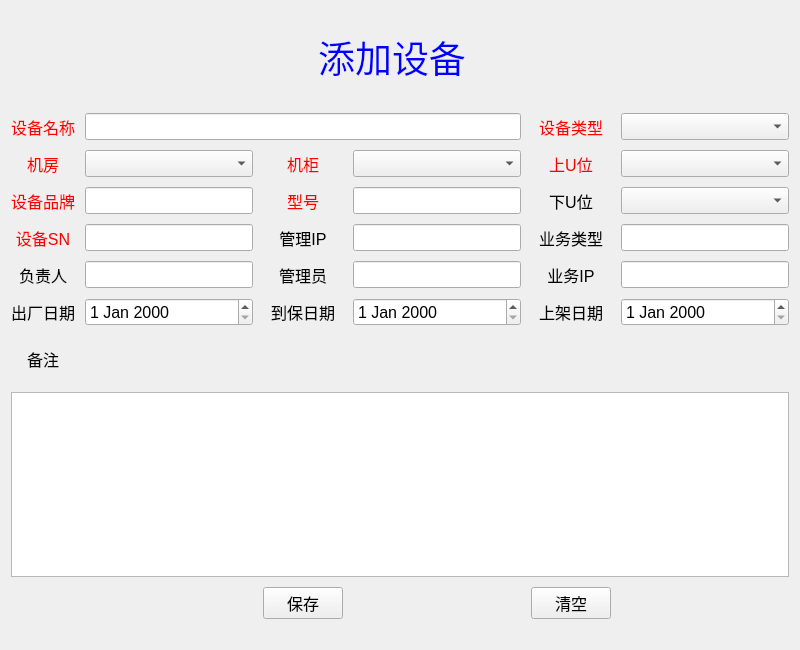
First picture: the form in ui/add_machine.ui, repository tainyuhong/pyside_machine_system, before the edit.
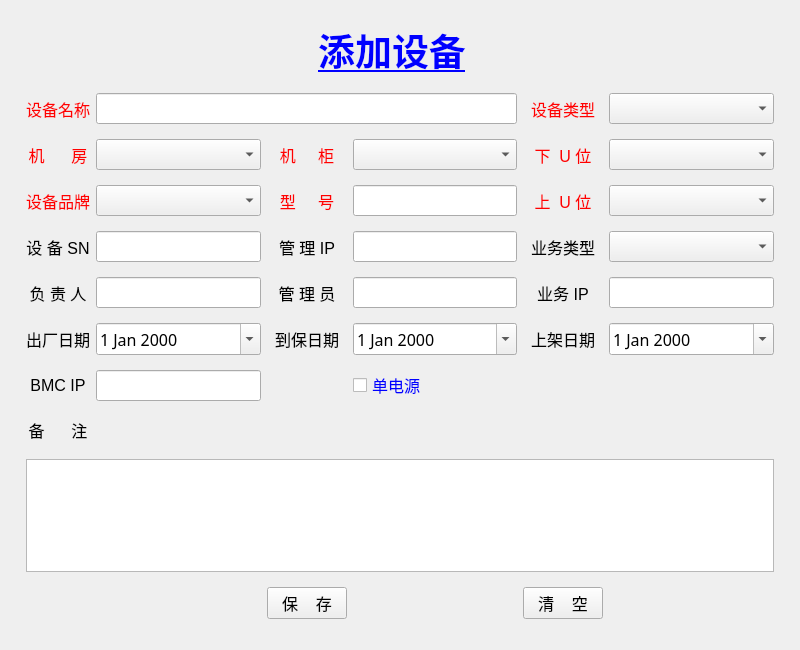
Second picture: the form after the edit.

Commit message: 增加添加设备功能及修改设备功能 修改设备功能 待完善

The edit to the form file:
```diff
--- a/ui/add_machine.ui
+++ b/ui/add_machine.ui
@@ -13,213 +13,120 @@
   <property name="windowTitle">
    <string>添加设备</string>
   </property>
-  <layout class="QHBoxLayout" name="horizontalLayout">
+  <layout class="QVBoxLayout" name="verticalLayout">
    <item>
-    <layout class="QGridLayout" name="gridLayout" rowstretch="2,1,1,1,1,1,1,1,4,2">
+    <layout class="QGridLayout" name="gridLayout" rowstretch="2,1,1,1,1,1,1,1,1,4,2">
+     <property name="leftMargin">
+      <number>15</number>
+     </property>
+     <property name="topMargin">
+      <number>10</number>
+     </property>
+     <property name="rightMargin">
+      <number>15</number>
+     </property>
      <property name="bottomMargin">
       <number>20</number>
      </property>
-     <property name="spacing">
-      <number>10</number>
+     <property name="verticalSpacing">
+      <number>15</number>
      </property>
-     <item row="0" column="2" colspan="2">
-      <widget class="QLabel" name="label">
-       <property name="font">
-        <font>
-         <pointsize>28</pointsize>
-        </font>
-       </property>
-       <property name="layoutDirection">
-        <enum>Qt::LeftToRight</enum>
-       </property>
-       <property name="styleSheet">
-        <string notr="true">color:blue</string>
-       </property>
-       <property name="text">
-        <string>添加设备</string>
-       </property>
-       <property name="alignment">
-        <set>Qt::AlignCenter</set>
-       </property>
-      </widget>
-     </item>
-     <item row="1" column="0">
-      <widget class="QLabel" name="lb_machine_name">
-       <property name="font">
-        <font>
-         <pointsize>12</pointsize>
-        </font>
-       </property>
-       <property name="styleSheet">
-        <string notr="true">color:red</string>
-       </property>
-       <property name="text">
-        <string>设备名称</string>
-       </property>
-       <property name="alignment">
-        <set>Qt::AlignCenter</set>
-       </property>
-      </widget>
-     </item>
-     <item row="1" column="1" colspan="3">
-      <widget class="QLineEdit" name="machine_name">
-       <property name="font">
-        <font>
-         <pointsize>12</pointsize>
-        </font>
-       </property>
-      </widget>
-     </item>
-     <item row="1" column="4">
-      <widget class="QLabel" name="lb_sort">
-       <property name="font">
-        <font>
-         <pointsize>12</pointsize>
-        </font>
-       </property>
-       <property name="styleSheet">
-        <string notr="true">color:red</string>
-       </property>
-       <property name="text">
-        <string>设备类型</string>
-       </property>
-       <property name="alignment">
-        <set>Qt::AlignCenter</set>
-       </property>
-      </widget>
-     </item>
-     <item row="1" column="5">
-      <widget class="QComboBox" name="sort_name">
-       <property name="font">
-        <font>
-         <pointsize>12</pointsize>
-        </font>
-       </property>
-      </widget>
-     </item>
-     <item row="2" column="0">
-      <widget class="QLabel" name="lb_room">
-       <property name="font">
-        <font>
-         <pointsize>12</pointsize>
-        </font>
-       </property>
-       <property name="styleSheet">
-        <string notr="true">color:red</string>
-       </property>
-       <property name="text">
-        <string>机房</string>
-       </property>
-       <property name="alignment">
-        <set>Qt::AlignCenter</set>
-       </property>
-      </widget>
-     </item>
-     <item row="2" column="1">
-      <widget class="QComboBox" name="room">
-       <property name="font">
-        <font>
-         <pointsize>12</pointsize>
-        </font>
-       </property>
-      </widget>
-     </item>
-     <item row="2" column="2">
-      <widget class="QLabel" name="lb_cabinet">
-       <property name="font">
-        <font>
-         <pointsize>12</pointsize>
-        </font>
-       </property>
-       <property name="styleSheet">
-        <string notr="true">color:red</string>
-       </property>
-       <property name="text">
-        <string>机柜</string>
-       </property>
-       <property name="alignment">
-        <set>Qt::AlignCenter</set>
-       </property>
-      </widget>
-     </item>
-     <item row="2" column="3">
-      <widget class="QComboBox" name="cabinet">
-       <property name="font">
-        <font>
-         <pointsize>12</pointsize>
-        </font>
-       </property>
-      </widget>
-     </item>
-     <item row="2" column="4">
-      <widget class="QLabel" name="lb_up">
-       <property name="font">
-        <font>
-         <pointsize>12</pointsize>
-        </font>
-       </property>
-       <property name="styleSheet">
-        <string notr="true">color:red</string>
-       </property>
-       <property name="text">
-        <string>上U位</string>
-       </property>
-       <property name="alignment">
-        <set>Qt::AlignCenter</set>
-       </property>
-      </widget>
-     </item>
      <item row="2" column="5">
+      <widget class="QComboBox" name="down_position">
+       <property name="font">
+        <font>
+         <family>宋体</family>
+         <pointsize>12</pointsize>
+        </font>
+       </property>
+       <property name="placeholderText">
+        <string>点击选择U位</string>
+       </property>
+      </widget>
+     </item>
+     <item row="5" column="0">
+      <widget class="QLabel" name="lb_machine_admin">
+       <property name="font">
+        <font>
+         <pointsize>12</pointsize>
+        </font>
+       </property>
+       <property name="text">
+        <string>负 责 人</string>
+       </property>
+       <property name="alignment">
+        <set>Qt::AlignCenter</set>
+       </property>
+      </widget>
+     </item>
+     <item row="5" column="3">
+      <widget class="QLineEdit" name="admin">
+       <property name="font">
+        <font>
+         <family>宋体</family>
+         <pointsize>12</pointsize>
+        </font>
+       </property>
+      </widget>
+     </item>
+     <item row="6" column="5">
+      <widget class="QDateEdit" name="install_date">
+       <property name="font">
+        <font>
+         <family>宋体</family>
+         <pointsize>12</pointsize>
+        </font>
+       </property>
+       <property name="calendarPopup">
+        <bool>true</bool>
+       </property>
+       <property name="date">
+        <date>
+         <year>2000</year>
+         <month>1</month>
+         <day>1</day>
+        </date>
+       </property>
+      </widget>
+     </item>
+     <item row="7" column="0">
+      <widget class="QLabel" name="lb_mg_ip_2">
+       <property name="font">
+        <font>
+         <pointsize>12</pointsize>
+        </font>
+       </property>
+       <property name="text">
+        <string>BMC IP</string>
+       </property>
+       <property name="alignment">
+        <set>Qt::AlignCenter</set>
+       </property>
+      </widget>
+     </item>
+     <item row="3" column="5">
       <widget class="QComboBox" name="up_position">
        <property name="font">
         <font>
+         <family>宋体</family>
          <pointsize>12</pointsize>
         </font>
        </property>
-      </widget>
-     </item>
-     <item row="3" column="0">
-      <widget class="QLabel" name="lb_factory">
-       <property name="font">
-        <font>
-         <pointsize>12</pointsize>
-        </font>
+       <property name="placeholderText">
+        <string>点击选择U位</string>
        </property>
-       <property name="styleSheet">
-        <string notr="true">color:red</string>
-       </property>
-       <property name="text">
-        <string>设备品牌</string>
-       </property>
-       <property name="alignment">
-        <set>Qt::AlignCenter</set>
-       </property>
       </widget>
      </item>
-     <item row="3" column="1">
-      <widget class="QLineEdit" name="machine_factory">
+     <item row="2" column="3">
+      <widget class="QComboBox" name="cabinet">
        <property name="font">
         <font>
+         <family>宋体</family>
          <pointsize>12</pointsize>
         </font>
        </property>
-      </widget>
-     </item>
-     <item row="3" column="2">
-      <widget class="QLabel" name="lb_mode">
-       <property name="font">
-        <font>
-         <pointsize>12</pointsize>
-        </font>
-       </property>
-       <property name="styleSheet">
-        <string notr="true">color:red</string>
-       </property>
-       <property name="text">
-        <string>型号</string>
-       </property>
-       <property name="alignment">
-        <set>Qt::AlignCenter</set>
+       <property name="placeholderText">
+        <string>点击选择机柜</string>
        </property>
       </widget>
      </item>
@@ -227,32 +134,86 @@
       <widget class="QLineEdit" name="model">
        <property name="font">
         <font>
+         <family>宋体</family>
          <pointsize>12</pointsize>
         </font>
        </property>
       </widget>
      </item>
-     <item row="3" column="4">
-      <widget class="QLabel" name="lb_down">
+     <item row="6" column="2">
+      <widget class="QLabel" name="lb_last_date">
        <property name="font">
         <font>
          <pointsize>12</pointsize>
         </font>
        </property>
        <property name="text">
-        <string>下U位</string>
+        <string>到保日期</string>
        </property>
        <property name="alignment">
         <set>Qt::AlignCenter</set>
        </property>
       </widget>
      </item>
-     <item row="3" column="5">
-      <widget class="QComboBox" name="down_position">
+     <item row="6" column="4">
+      <widget class="QLabel" name="lb_install_date">
        <property name="font">
         <font>
          <pointsize>12</pointsize>
         </font>
+       </property>
+       <property name="text">
+        <string>上架日期</string>
+       </property>
+       <property name="alignment">
+        <set>Qt::AlignCenter</set>
+       </property>
+      </widget>
+     </item>
+     <item row="5" column="2">
+      <widget class="QLabel" name="lb_admin">
+       <property name="font">
+        <font>
+         <pointsize>12</pointsize>
+        </font>
+       </property>
+       <property name="text">
+        <string>管 理 员</string>
+       </property>
+       <property name="alignment">
+        <set>Qt::AlignCenter</set>
+       </property>
+      </widget>
+     </item>
+     <item row="7" column="3">
+      <widget class="QCheckBox" name="single_power">
+       <property name="font">
+        <font>
+         <pointsize>12</pointsize>
+         <bold>false</bold>
+        </font>
+       </property>
+       <property name="styleSheet">
+        <string notr="true">color:blue</string>
+       </property>
+       <property name="text">
+        <string>单电源</string>
+       </property>
+      </widget>
+     </item>
+     <item row="2" column="1">
+      <widget class="QComboBox" name="room">
+       <property name="font">
+        <font>
+         <family>宋体</family>
+         <pointsize>12</pointsize>
+        </font>
+       </property>
+       <property name="placeholderText">
+        <string>点击选择机房</string>
+       </property>
+       <property name="duplicatesEnabled">
+        <bool>false</bool>
        </property>
       </widget>
      </item>
@@ -264,25 +225,234 @@
         </font>
        </property>
        <property name="styleSheet">
-        <string notr="true">color:red</string>
+        <string notr="true"/>
        </property>
        <property name="text">
-        <string>设备SN</string>
+        <string>设 备 SN</string>
        </property>
        <property name="alignment">
         <set>Qt::AlignCenter</set>
        </property>
       </widget>
      </item>
+     <item row="6" column="0">
+      <widget class="QLabel" name="lb_fa_date">
+       <property name="font">
+        <font>
+         <pointsize>12</pointsize>
+        </font>
+       </property>
+       <property name="text">
+        <string>出厂日期</string>
+       </property>
+       <property name="alignment">
+        <set>Qt::AlignCenter</set>
+       </property>
+      </widget>
+     </item>
+     <item row="10" column="2">
+      <widget class="QPushButton" name="save">
+       <property name="font">
+        <font>
+         <pointsize>12</pointsize>
+        </font>
+       </property>
+       <property name="text">
+        <string>保    存</string>
+       </property>
+      </widget>
+     </item>
      <item row="4" column="1">
       <widget class="QLineEdit" name="machine_sn">
        <property name="font">
         <font>
+         <family>宋体</family>
          <pointsize>12</pointsize>
         </font>
        </property>
       </widget>
      </item>
+     <item row="2" column="4">
+      <widget class="QLabel" name="lb_down">
+       <property name="font">
+        <font>
+         <pointsize>12</pointsize>
+        </font>
+       </property>
+       <property name="styleSheet">
+        <string notr="true">color:red</string>
+       </property>
+       <property name="text">
+        <string>下  U 位</string>
+       </property>
+       <property name="alignment">
+        <set>Qt::AlignCenter</set>
+       </property>
+      </widget>
+     </item>
+     <item row="8" column="0">
+      <widget class="QLabel" name="lb_comments">
+       <property name="font">
+        <font>
+         <pointsize>12</pointsize>
+         <bold>false</bold>
+        </font>
+       </property>
+       <property name="text">
+        <string>备      注</string>
+       </property>
+       <property name="alignment">
+        <set>Qt::AlignCenter</set>
+       </property>
+      </widget>
+     </item>
+     <item row="3" column="4">
+      <widget class="QLabel" name="lb_up">
+       <property name="font">
+        <font>
+         <pointsize>12</pointsize>
+        </font>
+       </property>
+       <property name="styleSheet">
+        <string notr="true">color:red</string>
+       </property>
+       <property name="text">
+        <string>上  U 位</string>
+       </property>
+       <property name="alignment">
+        <set>Qt::AlignCenter</set>
+       </property>
+      </widget>
+     </item>
+     <item row="5" column="1">
+      <widget class="QLineEdit" name="machine_admin">
+       <property name="font">
+        <font>
+         <family>宋体</family>
+         <pointsize>12</pointsize>
+        </font>
+       </property>
+      </widget>
+     </item>
+     <item row="5" column="4">
+      <widget class="QLabel" name="lb_app_ip">
+       <property name="font">
+        <font>
+         <pointsize>12</pointsize>
+        </font>
+       </property>
+       <property name="text">
+        <string>业务 IP</string>
+       </property>
+       <property name="alignment">
+        <set>Qt::AlignCenter</set>
+       </property>
+      </widget>
+     </item>
+     <item row="1" column="0">
+      <widget class="QLabel" name="lb_machine_name">
+       <property name="font">
+        <font>
+         <pointsize>12</pointsize>
+        </font>
+       </property>
+       <property name="styleSheet">
+        <string notr="true">color:red</string>
+       </property>
+       <property name="text">
+        <string>设备名称</string>
+       </property>
+       <property name="alignment">
+        <set>Qt::AlignCenter</set>
+       </property>
+      </widget>
+     </item>
+     <item row="6" column="1">
+      <widget class="QDateEdit" name="factory_date">
+       <property name="font">
+        <font>
+         <family>宋体</family>
+         <pointsize>12</pointsize>
+        </font>
+       </property>
+       <property name="calendarPopup">
+        <bool>true</bool>
+       </property>
+       <property name="date">
+        <date>
+         <year>2000</year>
+         <month>1</month>
+         <day>1</day>
+        </date>
+       </property>
+      </widget>
+     </item>
+     <item row="2" column="2">
+      <widget class="QLabel" name="lb_cabinet">
+       <property name="font">
+        <font>
+         <pointsize>12</pointsize>
+        </font>
+       </property>
+       <property name="styleSheet">
+        <string notr="true">color:red</string>
+       </property>
+       <property name="text">
+        <string>机     柜</string>
+       </property>
+       <property name="alignment">
+        <set>Qt::AlignCenter</set>
+       </property>
+      </widget>
+     </item>
+     <item row="4" column="5">
+      <widget class="QComboBox" name="work_are">
+       <property name="font">
+        <font>
+         <family>宋体</family>
+         <pointsize>12</pointsize>
+        </font>
+       </property>
+       <property name="currentIndex">
+        <number>-1</number>
+       </property>
+       <property name="placeholderText">
+        <string>点击选择业务类型</string>
+       </property>
+       <item>
+        <property name="text">
+         <string>1生产</string>
+        </property>
+       </item>
+       <item>
+        <property name="text">
+         <string>2电渠</string>
+        </property>
+       </item>
+       <item>
+        <property name="text">
+         <string>3灾备</string>
+        </property>
+       </item>
+       <item>
+        <property name="text">
+         <string>4开发</string>
+        </property>
+       </item>
+      </widget>
+     </item>
+     <item row="9" column="0" colspan="6">
+      <widget class="QTextEdit" name="comments">
+       <property name="font">
+        <font>
+         <family>宋体</family>
+         <pointsize>12</pointsize>
+         <bold>false</bold>
+         <kerning>true</kerning>
+        </font>
+       </property>
+      </widget>
+     </item>
      <item row="4" column="2">
       <widget class="QLabel" name="lb_mg_ip">
        <property name="font">
@@ -291,7 +461,61 @@
         </font>
        </property>
        <property name="text">
-        <string>管理IP</string>
+        <string>管 理 IP</string>
+       </property>
+       <property name="alignment">
+        <set>Qt::AlignCenter</set>
+       </property>
+      </widget>
+     </item>
+     <item row="3" column="0">
+      <widget class="QLabel" name="lb_factory">
+       <property name="font">
+        <font>
+         <pointsize>12</pointsize>
+        </font>
+       </property>
+       <property name="styleSheet">
+        <string notr="true">color:red</string>
+       </property>
+       <property name="text">
+        <string>设备品牌</string>
+       </property>
+       <property name="alignment">
+        <set>Qt::AlignCenter</set>
+       </property>
+      </widget>
+     </item>
+     <item row="1" column="4">
+      <widget class="QLabel" name="lb_sort">
+       <property name="font">
+        <font>
+         <pointsize>12</pointsize>
+        </font>
+       </property>
+       <property name="styleSheet">
+        <string notr="true">color:red</string>
+       </property>
+       <property name="text">
+        <string>设备类型</string>
+       </property>
+       <property name="alignment">
+        <set>Qt::AlignCenter</set>
+       </property>
+      </widget>
+     </item>
+     <item row="3" column="2">
+      <widget class="QLabel" name="lb_mode">
+       <property name="font">
+        <font>
+         <pointsize>12</pointsize>
+        </font>
+       </property>
+       <property name="styleSheet">
+        <string notr="true">color:red</string>
+       </property>
+       <property name="text">
+        <string>型     号</string>
        </property>
        <property name="alignment">
         <set>Qt::AlignCenter</set>
@@ -302,6 +526,7 @@
       <widget class="QLineEdit" name="lmg_ip">
        <property name="font">
         <font>
+         <family>宋体</family>
          <pointsize>12</pointsize>
         </font>
        </property>
@@ -322,123 +547,16 @@
        </property>
       </widget>
      </item>
-     <item row="4" column="5">
-      <widget class="QLineEdit" name="work_are">
+     <item row="3" column="1">
+      <widget class="QComboBox" name="machine_factory">
        <property name="font">
         <font>
+         <family>宋体</family>
          <pointsize>12</pointsize>
         </font>
        </property>
-      </widget>
-     </item>
-     <item row="5" column="0">
-      <widget class="QLabel" name="lb_machine_admin">
-       <property name="font">
-        <font>
-         <pointsize>12</pointsize>
-        </font>
-       </property>
-       <property name="text">
-        <string>负责人</string>
-       </property>
-       <property name="alignment">
-        <set>Qt::AlignCenter</set>
-       </property>
-      </widget>
-     </item>
-     <item row="5" column="1">
-      <widget class="QLineEdit" name="machine_admin">
-       <property name="font">
-        <font>
-         <pointsize>12</pointsize>
-        </font>
-       </property>
-      </widget>
-     </item>
-     <item row="5" column="2">
-      <widget class="QLabel" name="lb_admin">
-       <property name="font">
-        <font>
-         <pointsize>12</pointsize>
-        </font>
-       </property>
-       <property name="text">
-        <string>管理员</string>
-       </property>
-       <property name="alignment">
-        <set>Qt::AlignCenter</set>
-       </property>
-      </widget>
-     </item>
-     <item row="5" column="3">
-      <widget class="QLineEdit" name="admin">
-       <property name="font">
-        <font>
-         <pointsize>12</pointsize>
-        </font>
-       </property>
-      </widget>
-     </item>
-     <item row="5" column="4">
-      <widget class="QLabel" name="lb_app_ip">
-       <property name="font">
-        <font>
-         <pointsize>12</pointsize>
-        </font>
-       </property>
-       <property name="text">
-        <string>业务IP</string>
-       </property>
-       <property name="alignment">
-        <set>Qt::AlignCenter</set>
-       </property>
-      </widget>
-     </item>
-     <item row="5" column="5">
-      <widget class="QLineEdit" name="app_ip">
-       <property name="font">
-        <font>
-         <pointsize>12</pointsize>
-        </font>
-       </property>
-      </widget>
-     </item>
-     <item row="6" column="0">
-      <widget class="QLabel" name="lb_fa_date">
-       <property name="font">
-        <font>
-         <pointsize>12</pointsize>
-        </font>
-       </property>
-       <property name="text">
-        <string>出厂日期</string>
-       </property>
-       <property name="alignment">
-        <set>Qt::AlignCenter</set>
-       </property>
-      </widget>
-     </item>
-     <item row="6" column="1">
-      <widget class="QDateEdit" name="factory_date">
-       <property name="font">
-        <font>
-         <pointsize>12</pointsize>
-        </font>
-       </property>
-      </widget>
-     </item>
-     <item row="6" column="2">
-      <widget class="QLabel" name="lb_last_date">
-       <property name="font">
-        <font>
-         <pointsize>12</pointsize>
-        </font>
-       </property>
-       <property name="text">
-        <string>到保日期</string>
-       </property>
-       <property name="alignment">
-        <set>Qt::AlignCenter</set>
+       <property name="placeholderText">
+        <string>点击选择品牌</string>
        </property>
       </widget>
      </item>
@@ -446,72 +564,23 @@
       <widget class="QDateEdit" name="end_ma_date">
        <property name="font">
         <font>
+         <family>宋体</family>
          <pointsize>12</pointsize>
         </font>
        </property>
-      </widget>
-     </item>
-     <item row="6" column="4">
-      <widget class="QLabel" name="lb_install_date">
-       <property name="font">
-        <font>
-         <pointsize>12</pointsize>
-        </font>
+       <property name="calendarPopup">
+        <bool>true</bool>
        </property>
-       <property name="text">
-        <string>上架日期</string>
+       <property name="date">
+        <date>
+         <year>2000</year>
+         <month>1</month>
+         <day>1</day>
+        </date>
        </property>
-       <property name="alignment">
-        <set>Qt::AlignCenter</set>
-       </property>
       </widget>
      </item>
-     <item row="6" column="5">
-      <widget class="QDateEdit" name="install_date">
-       <property name="font">
-        <font>
-         <pointsize>12</pointsize>
-        </font>
-       </property>
-      </widget>
-     </item>
-     <item row="7" column="0">
-      <widget class="QLabel" name="lb_comments">
-       <property name="font">
-        <font>
-         <pointsize>12</pointsize>
-        </font>
-       </property>
-       <property name="text">
-        <string>备注</string>
-       </property>
-       <property name="alignment">
-        <set>Qt::AlignCenter</set>
-       </property>
-      </widget>
-     </item>
-     <item row="8" column="0" colspan="6">
-      <widget class="QTextEdit" name="comments">
-       <property name="font">
-        <font>
-         <pointsize>12</pointsize>
-        </font>
-       </property>
-      </widget>
-     </item>
-     <item row="9" column="2">
-      <widget class="QPushButton" name="save">
-       <property name="font">
-        <font>
-         <pointsize>12</pointsize>
-        </font>
-       </property>
-       <property name="text">
-        <string>保存</string>
-       </property>
-      </widget>
-     </item>
-     <item row="9" column="4">
+     <item row="10" column="4">
       <widget class="QPushButton" name="clear">
        <property name="font">
         <font>
@@ -519,7 +588,92 @@
         </font>
        </property>
        <property name="text">
-        <string>清空</string>
+        <string>清    空</string>
+       </property>
+      </widget>
+     </item>
+     <item row="1" column="1" colspan="3">
+      <widget class="QLineEdit" name="machine_name">
+       <property name="font">
+        <font>
+         <family>宋体</family>
+         <pointsize>12</pointsize>
+        </font>
+       </property>
+      </widget>
+     </item>
+     <item row="0" column="2" colspan="2">
+      <widget class="QLabel" name="label">
+       <property name="font">
+        <font>
+         <family>宋体</family>
+         <pointsize>28</pointsize>
+         <bold>true</bold>
+         <underline>true</underline>
+        </font>
+       </property>
+       <property name="layoutDirection">
+        <enum>Qt::LeftToRight</enum>
+       </property>
+       <property name="styleSheet">
+        <string notr="true">color:blue</string>
+       </property>
+       <property name="text">
+        <string>添加设备</string>
+       </property>
+       <property name="alignment">
+        <set>Qt::AlignCenter</set>
+       </property>
+      </widget>
+     </item>
+     <item row="1" column="5">
+      <widget class="QComboBox" name="sort_name">
+       <property name="font">
+        <font>
+         <family>宋体</family>
+         <pointsize>12</pointsize>
+        </font>
+       </property>
+       <property name="placeholderText">
+        <string>点击选择类型</string>
+       </property>
+      </widget>
+     </item>
+     <item row="2" column="0">
+      <widget class="QLabel" name="lb_room">
+       <property name="font">
+        <font>
+         <pointsize>12</pointsize>
+        </font>
+       </property>
+       <property name="styleSheet">
+        <string notr="true">color:red</string>
+       </property>
+       <property name="text">
+        <string>机      房</string>
+       </property>
+       <property name="alignment">
+        <set>Qt::AlignCenter</set>
+       </property>
+      </widget>
+     </item>
+     <item row="5" column="5">
+      <widget class="QLineEdit" name="app_ip">
+       <property name="font">
+        <font>
+         <family>宋体</family>
+         <pointsize>12</pointsize>
+        </font>
+       </property>
+      </widget>
+     </item>
+     <item row="7" column="1">
+      <widget class="QLineEdit" name="bmc_ip">
+       <property name="font">
+        <font>
+         <family>宋体</family>
+         <pointsize>12</pointsize>
+        </font>
        </property>
       </widget>
      </item>
```
Left out of the diff: 25 changed lines with no effect on the pictures. The commit also changes 8 other files.
